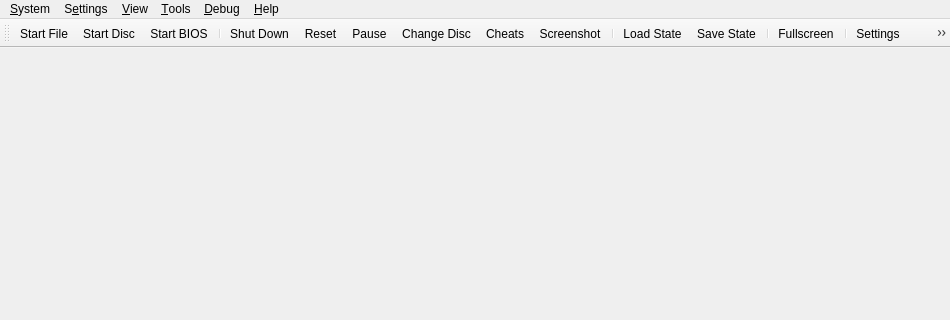
Qt form pcsx2-qt/MainWindow.ui (PCSX2/pcsx2) before a commit; both pictures show x 0 to 950 and y 0 to 320 of the 950 by 640 pixel window.
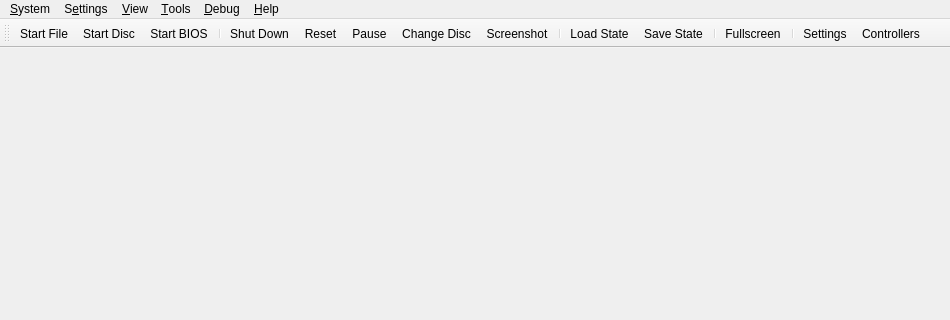
The same form after that commit. Icons and pictures are not drawn.

Commit message:
Qt: Disable/remove unused buttons.
Not implemented yet.

```diff
--- a/pcsx2-qt/MainWindow.ui
+++ b/pcsx2-qt/MainWindow.ui
@@ -235,7 +235,6 @@
    <addaction name="actionReset"/>
    <addaction name="actionPause"/>
    <addaction name="actionChangeDisc"/>
-   <addaction name="actionCheats"/>
    <addaction name="actionScreenshot"/>
    <addaction name="separator"/>
    <addaction name="actionLoadState"/>
@@ -478,15 +477,6 @@
     <string>Change Disc...</string>
    </property>
   </action>
-  <action name="actionCheats">
-   <property name="icon">
-    <iconset theme="flask-line">
-     <normaloff>.</normaloff>.</iconset>
-   </property>
-   <property name="text">
-    <string>Cheats...</string>
-   </property>
-  </action>
   <action name="actionAudioSettings">
    <property name="icon">
     <iconset theme="volume-up-line">
```
Left out of the diff: 10 changed lines with no effect on the pictures. The commit also changes 2 other files.
